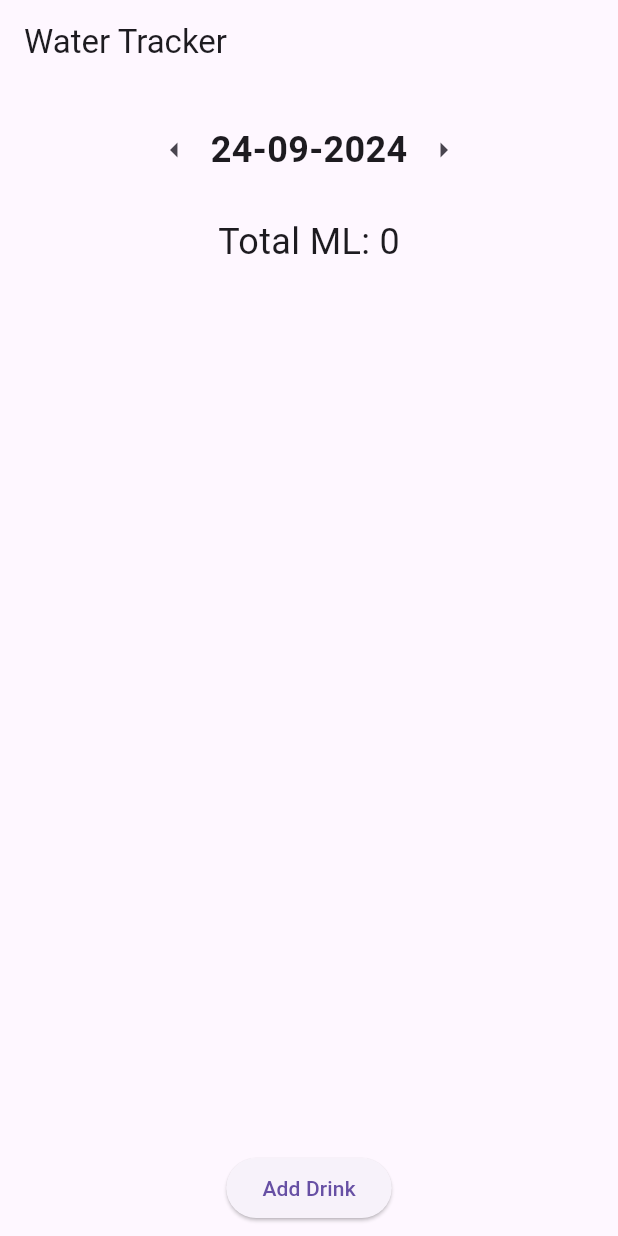
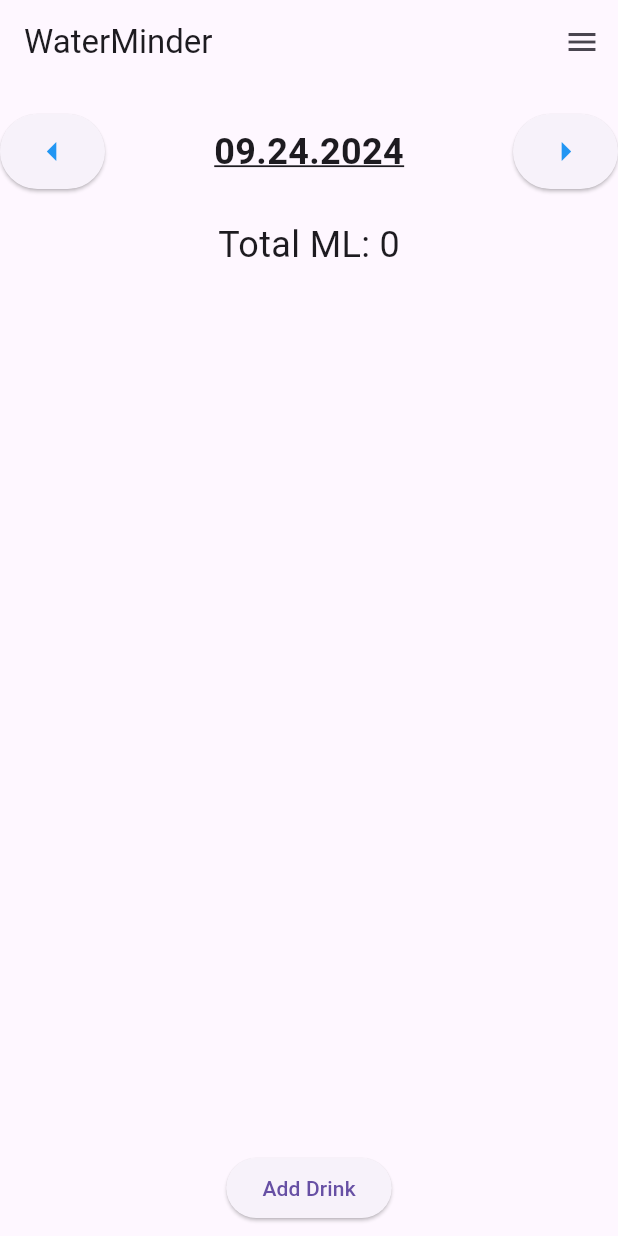
Before and after one commit to Sooftyy/WaterMinder, a Flutter app: the screen it shows after launch, on a phone screen of 412 x 824 dp. Run offline on Flutter 3.47's test engine with Material 3 defaults, Android fonts, the light colour scheme and no system bars.

Commit message:
Language and Timezone/Time Formate Change

```diff
--- /dev/null
+++ b/lib/lang/de.dart
@@ -0,0 +1,14 @@
+const Map<String, String> de = {
+  'total_ml': 'Gesamt ML',
+  'delete': 'Löschen',
+  'confirm_delete_drink': 'Möchten Sie dieses Getränk wirklich löschen?',
+  'cancel': 'Abbrechen',
+  'add_drink': 'Getränk hinzufügen',
+  'drink_name': 'Getränkename',
+  'ml': 'ML',
+  'add': 'Hinzufügen',
+  'language': 'Sprache',
+  'time_format': 'Zeitformat',
+  'select_language': 'Sprache wählen',
+  'select_time_format': 'Zeitformat wählen',
+};
--- /dev/null
+++ b/lib/lang/en.dart
@@ -0,0 +1,14 @@
+const Map<String, String> en = {
+  'total_ml': 'Total ML',
+  'delete': 'Delete',
+  'confirm_delete_drink': 'Are you sure you want to delete this drink?',
+  'cancel': 'Cancel',
+  'add_drink': 'Add Drink',
+  'drink_name': 'Drink Name',
+  'ml': 'ML',
+  'add': 'Add',
+  'language': 'Language',
+  'time_format': 'Time Format',
+  'select_language': 'Select Language',
+  'select_time_format': 'Select Time Format',
+};
--- a/lib/main.dart
+++ b/lib/main.dart
@@ -1,5 +1,9 @@
 import 'package:flutter/material.dart';
-import 'package:intl/intl.dart';  // For date formatting
+import 'package:intl/intl.dart'; // For date formatting
+
+// Import the language files
+import 'lang/en.dart';
+import 'lang/de.dart';
 
 void main() {
   runApp(MyApp());
@@ -9,7 +13,7 @@
   @override
   Widget build(BuildContext context) {
     return MaterialApp(
-      title: 'Water Tracker',
+      title: 'WaterMinder',
       theme: ThemeData(
         primarySwatch: Colors.blue,
       ),
@@ -24,21 +28,36 @@
 }
 
 class _MyHomePageState extends State<MyHomePage> {
-  // Store current date
   DateTime selectedDate = DateTime.now();
-  // Store drinks per day
   Map<String, List<Map<String, dynamic>>> drinksPerDay = {};
 
-  // Controller for drink name and ml
   final TextEditingController drinkNameController = TextEditingController();
   final TextEditingController drinkMlController = TextEditingController();
 
-  // Format the date
-  String getFormattedDate(DateTime date) {
-    return DateFormat('dd-MM-yyyy').format(date);
+  // State for language and date format
+  String _currentLanguage = 'English'; // Default language
+  String _currentDateFormat = 'MM.dd.yyyy'; // Default date format
+  bool _isDrawerOpen = false;
+
+  // Get localized strings based on the current language
+  Map<String, String> _getLocalizedStrings() {
+    if (_currentLanguage == 'English') {
+      return en;
+    } else {
+      return de;
+    }
   }
 
-  // Get the total ml for the current date
+  String getFormattedDate(DateTime date) {
+    return DateFormat(_currentDateFormat).format(date);
+  }
+
+  bool isToday() {
+    return selectedDate.year == DateTime.now().year &&
+        selectedDate.month == DateTime.now().month &&
+        selectedDate.day == DateTime.now().day;
+  }
+
   int getTotalMlForDate() {
     String formattedDate = getFormattedDate(selectedDate);
     if (drinksPerDay.containsKey(formattedDate)) {
@@ -48,7 +67,6 @@
     return 0;
   }
 
-  // Add a drink
   void addDrink(String name, int ml) {
     String formattedDate = getFormattedDate(selectedDate);
     setState(() {
@@ -59,7 +77,6 @@
     });
   }
 
-  // Delete a drink
   void deleteDrink(int index) {
     String formattedDate = getFormattedDate(selectedDate);
     setState(() {
@@ -67,14 +84,12 @@
     });
   }
 
-  // Go to the previous day
   void previousDay() {
     setState(() {
       selectedDate = selectedDate.subtract(Duration(days: 1));
     });
   }
 
-  // Go to the next day
   void nextDay() {
     setState(() {
       selectedDate = selectedDate.add(Duration(days: 1));
@@ -88,27 +103,74 @@
 
     return Scaffold(
       appBar: AppBar(
-        title: Text('Water Tracker'),
+        title: Text('WaterMinder'),
+        actions: [
+          IconButton(
+            icon: Icon(Icons.menu),
+            onPressed: () {
+              setState(() {
+                _isDrawerOpen = !_isDrawerOpen;
+              });
+            },
           ),
-      body: Column(
+        ],
+      ),
+      body: Stack(
+        children: [
+          Column(
             children: <Widget>[
               SizedBox(height: 20),
 
               // Date with Left and Right buttons
               Row(
-            mainAxisAlignment: MainAxisAlignment.center,
+                mainAxisAlignment: MainAxisAlignment.spaceBetween,
                 children: [
-              IconButton(
-                icon: Icon(Icons.arrow_left),
+                  // Left button
+                  Expanded(
+                    child: Align(
+                      alignment: Alignment.centerLeft,
+                      child: ElevatedButton(
+                        style: ElevatedButton.styleFrom(
+                          padding: EdgeInsets.symmetric(
+                              horizontal: 20, vertical: 10),
+                        ),
                         onPressed: previousDay,
+                        child: Icon(Icons.arrow_left,
+                            size: 30, color: Colors.blue),
                       ),
-              Text(
+                    ),
+                  ),
+
+                  // Centered Date
+                  Expanded(
+                    child: Center(
+                      child: Text(
                         formattedDate,
-                style: TextStyle(fontSize: 24, fontWeight: FontWeight.bold),
+                        style: TextStyle(
+                          fontSize: 24,
+                          fontWeight: FontWeight.bold,
+                          decoration: isToday()
+                              ? TextDecoration.underline
+                              : TextDecoration.none,
                         ),
-              IconButton(
-                icon: Icon(Icons.arrow_right),
+                      ),
+                    ),
+                  ),
+
+                  // Right button
+                  Expanded(
+                    child: Align(
+                      alignment: Alignment.centerRight,
+                      child: ElevatedButton(
+                        style: ElevatedButton.styleFrom(
+                          padding: EdgeInsets.symmetric(
+                              horizontal: 20, vertical: 10),
+                        ),
                         onPressed: nextDay,
+                        child: Icon(Icons.arrow_right,
+                            size: 30, color: Colors.blue),
+                      ),
+                    ),
                   ),
                 ],
               ),
@@ -117,7 +179,7 @@
 
               // Total ML Count
               Text(
-            'Total ML: ${getTotalMlForDate()}',
+                '${_getLocalizedStrings()['total_ml']}: ${getTotalMlForDate()}',
                 style: TextStyle(fontSize: 24),
               ),
 
@@ -138,17 +200,20 @@
                             context: context,
                             builder: (BuildContext context) {
                               return AlertDialog(
-                            title: Text("Delete Drink"),
-                            content: Text("Are you sure you want to delete this drink?"),
+                                title: Text(_getLocalizedStrings()['delete']!),
+                                content: Text(_getLocalizedStrings()[
+                                'confirm_delete_drink']!),
                                 actions: [
                                   TextButton(
-                                child: Text("Cancel"),
+                                    child: Text(_getLocalizedStrings()[
+                                    'cancel']!),
                                     onPressed: () {
                                       Navigator.of(context).pop();
                                     },
                                   ),
                                   TextButton(
-                                child: Text("Delete"),
+                                    child: Text(_getLocalizedStrings()[
+                                    'delete']!),
                                     onPressed: () {
                                       deleteDrink(index);
                                       Navigator.of(context).pop();
@@ -174,33 +239,41 @@
                       context: context,
                       builder: (BuildContext context) {
                         return AlertDialog(
-                      title: Text("Add Drink"),
+                          title: Text(_getLocalizedStrings()['add_drink']!),
                           content: Column(
                             mainAxisSize: MainAxisSize.min,
                             children: [
                               TextField(
                                 controller: drinkNameController,
-                            decoration: InputDecoration(labelText: 'Drink Name'),
+                                decoration: InputDecoration(
+                                    labelText: _getLocalizedStrings()[
+                                    'drink_name']!),
                               ),
                               TextField(
                                 controller: drinkMlController,
-                            decoration: InputDecoration(labelText: 'ML'),
+                                decoration: InputDecoration(
+                                    labelText:
+                                    _getLocalizedStrings()['ml']!),
                                 keyboardType: TextInputType.number,
                               ),
                             ],
                           ),
                           actions: [
                             TextButton(
-                          child: Text("Cancel"),
+                              child: Text(
+                                  _getLocalizedStrings()['cancel']!),
                               onPressed: () {
                                 Navigator.of(context).pop();
                               },
                             ),
                             TextButton(
-                          child: Text("Add"),
+                              child: Text(
+                                  _getLocalizedStrings()['add']!),
                               onPressed: () {
-                            String name = drinkNameController.text;
-                            int ml = int.parse(drinkMlController.text);
+                                String name =
+                                    drinkNameController.text;
+                                int ml = int.parse(
+                                    drinkMlController.text);
                                 addDrink(name, ml);
                                 drinkNameController.clear();
                                 drinkMlController.clear();
@@ -212,11 +285,112 @@
                       },
                     );
                   },
-              child: Text('Add Drink'),
+                  child: Text(_getLocalizedStrings()['add_drink']!),
                 ),
               ),
             ],
           ),
+
+          // Sidebar
+          if (_isDrawerOpen) _buildDrawer(),
+        ],
+      ),
+    );
+  }
+
+  // Sidebar Drawer
+  Widget _buildDrawer() {
+    return Align(
+      alignment: Alignment.centerRight,
+      child: Container(
+        width: 250,
+        color: Colors.grey[200],
+        child: Column(
+          crossAxisAlignment: CrossAxisAlignment.start,
+          children: [
+            ListTile(
+              title: Text(_getLocalizedStrings()['language']!),
+              onTap: () {
+                setState(() {
+                  _isDrawerOpen = false;
+                  _showLanguageSelection();
+                });
+              },
+            ),
+            ListTile(
+              title: Text(_getLocalizedStrings()['time_format']!),
+              onTap: () {
+                setState(() {
+                  _isDrawerOpen = false;
+                  _showTimeFormatSelection();
+                });
+              },
+            ),
+          ],
+        ),
+      ),
+    );
+  }
+
+  // Language Selection Dialog
+  void _showLanguageSelection() {
+    showDialog(
+      context: context,
+      builder: (BuildContext context) {
+        return AlertDialog(
+          title: Text(_getLocalizedStrings()['select_language']!),
+          content: DropdownButton<String>(
+            value: _currentLanguage,
+            items: [
+              DropdownMenuItem(
+                child: Text('English'),
+                value: 'English',
+              ),
+              DropdownMenuItem(
+                child: Text('German'),
+                value: 'German',
+              ),
+            ],
+            onChanged: (value) {
+              setState(() {
+                _currentLanguage = value!;
+              });
+              Navigator.of(context).pop();
+            },
+          ),
+        );
+      },
+    );
+  }
+
+  // Time Format Selection Dialog
+  void _showTimeFormatSelection() {
+    showDialog(
+      context: context,
+      builder: (BuildContext context) {
+        return AlertDialog(
+          title: Text(_getLocalizedStrings()['select_time_format']!),
+          content: DropdownButton<String>(
+            value: _currentDateFormat,
+            items: [
+              DropdownMenuItem(
+                child: Text('MM.dd.yyyy'),
+                value: 'MM.dd.yyyy',
+              ),
+              DropdownMenuItem(
+                child: Text('dd.MM.yyyy'),
+                value: 'dd.MM.yyyy',
+              ),
+            ],
+            onChanged: (value) {
+              setState(() {
+                _currentDateFormat = value!;
+              });
+              Navigator.of(context).pop();
+            },
+          ),
+        );
+      },
     );
   }
 }
```
Also changed, not shown: 1 other file. Lines whose indentation alone changed are shown as unchanged.
